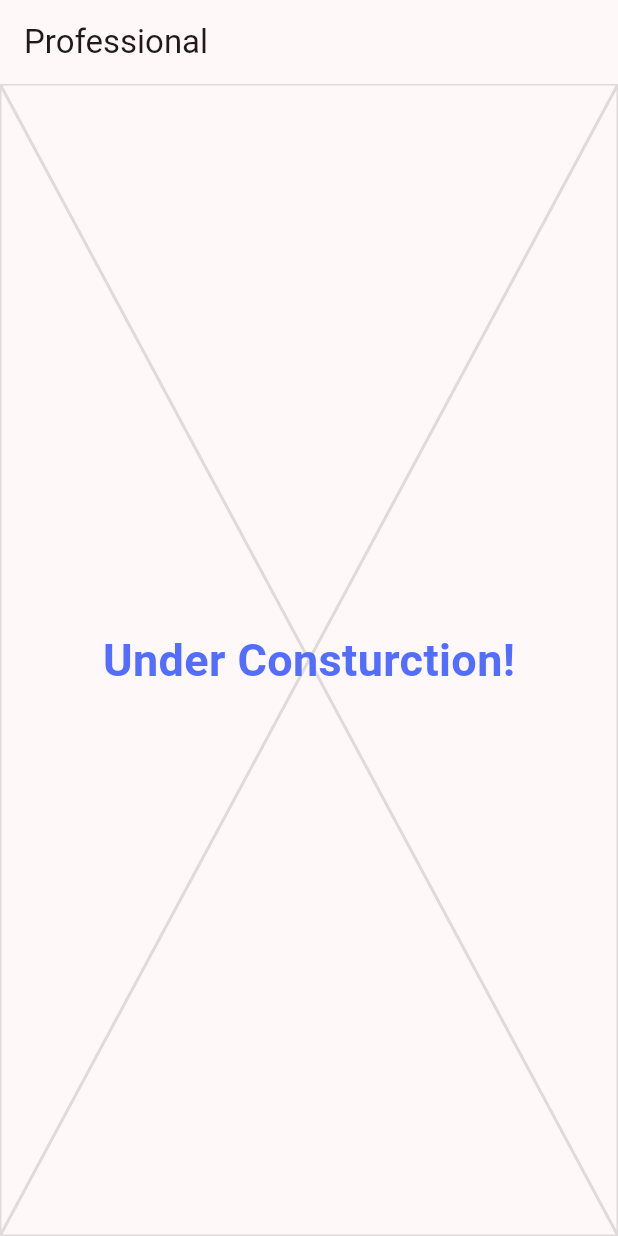
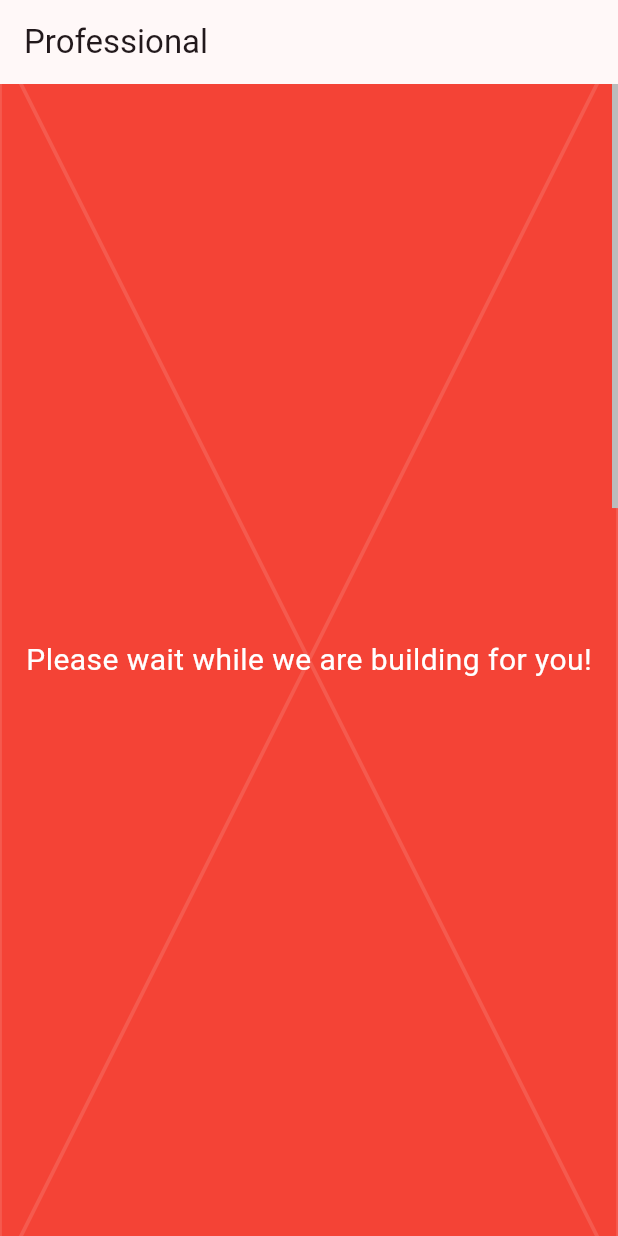
Before and after one commit to siva-ratnakar/home_page, a Flutter app: the ProfessionalPage screen opened by its route, on a phone screen of 412 x 824 dp. Run offline on Flutter 3.47's test engine with Material 3 defaults, Android fonts, the light colour scheme and no system bars; our stand-ins replace flutter_animate, go_router.

Commit message:
update and link professional page
- update professional with the snap screens
- update and separate under construction widget
- use the singleton scroll controller helper for professional page
- wrap click to navigate professional page from home
- use enums to get route paths

```diff
--- a/lib/helper.dart
+++ b/lib/helper.dart
@@ -1,4 +1,6 @@
 import 'package:flutter/foundation.dart';
+import 'package:flutter/material.dart';
+import 'package:siva_website/professional/professional.dart';
 import 'package:url_launcher/url_launcher.dart';
 
 class PlatformHelper {
@@ -16,3 +18,16 @@ class LinksHelper {
     }
   }
 }
+
+/// Singleton class that provides single scroll controller
+/// used by - [ProfessionalPage]
+class ProfessionalScreenHelper {
+  factory ProfessionalScreenHelper() {
+    return _professionalScreenHelper;
+  }
+  static final _professionalScreenHelper = ProfessionalScreenHelper._internal();
+
+  ProfessionalScreenHelper._internal();
+
+  final scrollController = FixedExtentScrollController();
+}
--- a/lib/home/home.dart
+++ b/lib/home/home.dart
@@ -3,8 +3,10 @@ import 'dart:math';
 import 'package:flutter/material.dart';
 import 'package:flutter_animate/flutter_animate.dart';
 import 'package:flutter_staggered_grid_view/flutter_staggered_grid_view.dart';
+import 'package:go_router/go_router.dart';
 import 'package:siva_website/constants/constants.dart';
 import 'package:siva_website/helper.dart';
+import 'package:siva_website/router.dart';
 
 part 'src/body.dart';
 part 'src/components.dart';
--- a/lib/home/src/body.dart
+++ b/lib/home/src/body.dart
@@ -171,8 +171,9 @@ class ProfessionalCircle extends StatelessWidget {
   Widget build(BuildContext context) {
     return CircleWrapper(
       child: MouseRegion(
-        // cursor: SystemMouseCursors.click,
-        // TODO: Add link here
+        cursor: SystemMouseCursors.click,
+        child: GestureDetector(
+          onTap: () => context.go(NavigationRoutes.professional.path),
           child: Builder(builder: (context) {
             if (PlatformHelper.isWebMobile) {
               return const BigWidgetWrapper(
@@ -195,6 +196,7 @@ class ProfessionalCircle extends StatelessWidget {
               ),
             );
           }),
+        ),
       ),
     );
   }
--- a/lib/professional/professional.dart
+++ b/lib/professional/professional.dart
@@ -1,4 +1,5 @@
 import 'package:flutter/material.dart';
+import 'package:siva_website/helper.dart';
 
 class ProfessionalPage extends StatelessWidget {
   const ProfessionalPage({super.key});
@@ -9,23 +10,58 @@ class ProfessionalPage extends StatelessWidget {
       appBar: AppBar(
         title: const Text('Professional'),
       ),
-      body: const Stack(
+      body: Scrollbar(
+        controller: ProfessionalScreenHelper().scrollController,
+        thumbVisibility: true,
+        child: ListWheelScrollView(
+          physics: const FixedExtentScrollPhysics(),
+          controller: ProfessionalScreenHelper().scrollController,
+          useMagnifier: true,
+          magnification: 1.25,
+          itemExtent: MediaQuery.sizeOf(context).height * 0.8,
+          children: [
+            Container(
+              width: MediaQuery.sizeOf(context).width * 0.8,
+              color: Colors.red,
+              child: const UnderConstruction(),
+            ),
+            Container(
+              width: MediaQuery.sizeOf(context).width * 0.8,
+              color: Colors.green,
+              child: const UnderConstruction(),
+            ),
+            Container(
+              width: MediaQuery.sizeOf(context).width * 0.8,
+              color: Colors.blue,
+              child: const UnderConstruction(),
+            ),
+          ],
+        ),
+      ),
+    );
+  }
+}
+
+class UnderConstruction extends StatelessWidget {
+  const UnderConstruction({super.key});
+
+  @override
+  Widget build(BuildContext context) {
+    return const Stack(
       children: [
         Placeholder(
-            color: Colors.black12,
+          color: Colors.white12,
         ),
         Center(
           child: Text(
-              'Under Consturction!',
+            'Please wait while we are building for you!',
             style: TextStyle(
-                color: Colors.indigoAccent,
-                fontWeight: FontWeight.bold,
-                fontSize: 30,
+              color: Colors.white,
+              fontSize: 16,
             ),
           ),
         ),
       ],
-      ),
     );
   }
 }
--- a/lib/router.dart
+++ b/lib/router.dart
@@ -1,17 +1,25 @@
 import 'package:go_router/go_router.dart';
 import 'package:siva_website/home/home.dart';
 import 'package:siva_website/professional/professional.dart';
+
+enum NavigationRoutes {
+  home('/'),
+  professional('/professional');
+
+  const NavigationRoutes(this.path);
+  final String path;
+}
 
 class CustomRouter {
   // GoRouter configuration
   static final config = GoRouter(
     routes: [
       GoRoute(
-        path: '/',
+        path: NavigationRoutes.home.path,
         builder: (context, state) => const HomePage(),
       ),
       GoRoute(
-        path: '/professional',
+        path: NavigationRoutes.professional.path,
         builder: (context, state) => const ProfessionalPage(),
       ),
     ],
```
Lines whose indentation alone changed are shown as unchanged.
